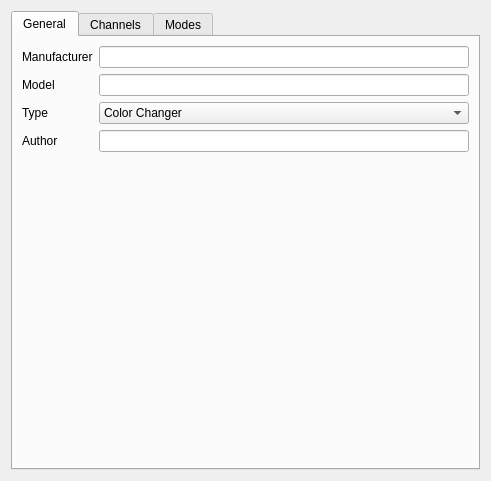
Qt form fixtureeditor/fixtureeditor.ui (mcallegari/qlcplus) before a commit.
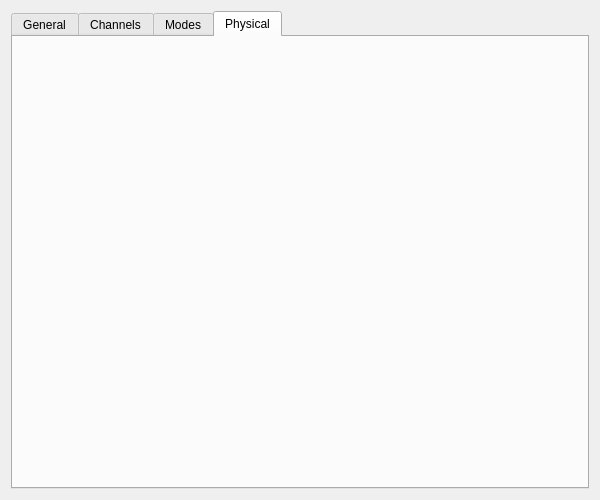
The same form after that commit. The open tabs and pages were chosen to show the change. Icons and pictures are not drawn.

Commit message: engine/fixture editor: implement global/per-mode physical information

```diff
--- a/fixtureeditor/fixtureeditor.ui
+++ b/fixtureeditor/fixtureeditor.ui
@@ -25,8 +25,8 @@
    <rect>
     <x>0</x>
     <y>0</y>
-    <width>491</width>
-    <height>481</height>
+    <width>600</width>
+    <height>500</height>
    </rect>
   </property>
   <property name="windowTitle">
@@ -586,6 +586,16 @@
        </item>
       </layout>
      </widget>
+     <widget class="QWidget" name="Physical">
+      <attribute name="title">
+       <string>Physical</string>
+      </attribute>
+      <layout class="QVBoxLayout" name="verticalLayout_2">
+       <item>
+        <layout class="QVBoxLayout" name="physicalLayout"/>
+       </item>
+      </layout>
+     </widget>
     </widget>
    </item>
   </layout>
```
Left out of the diff: 4 changed lines with no effect on the pictures. The commit also changes 13 other files.
